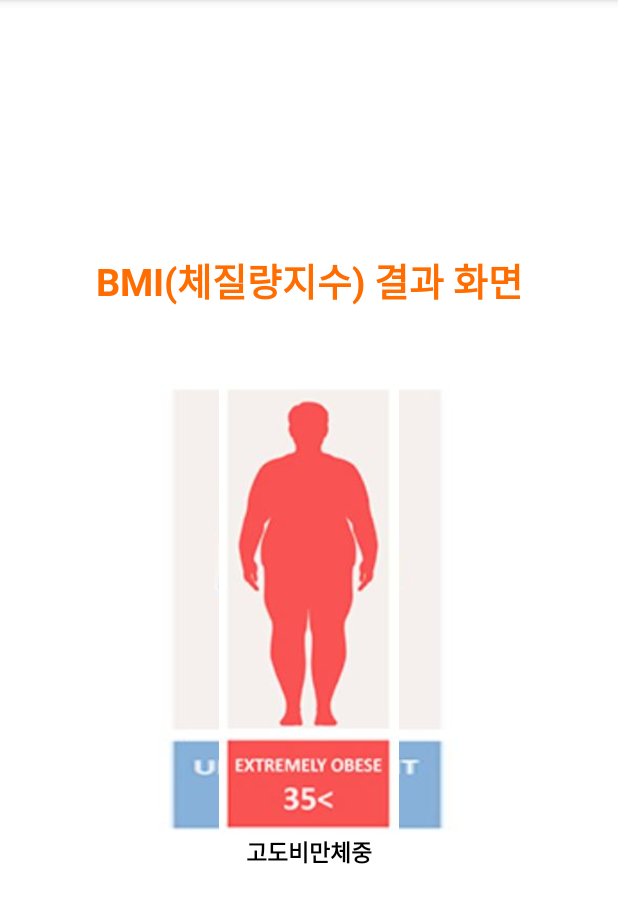
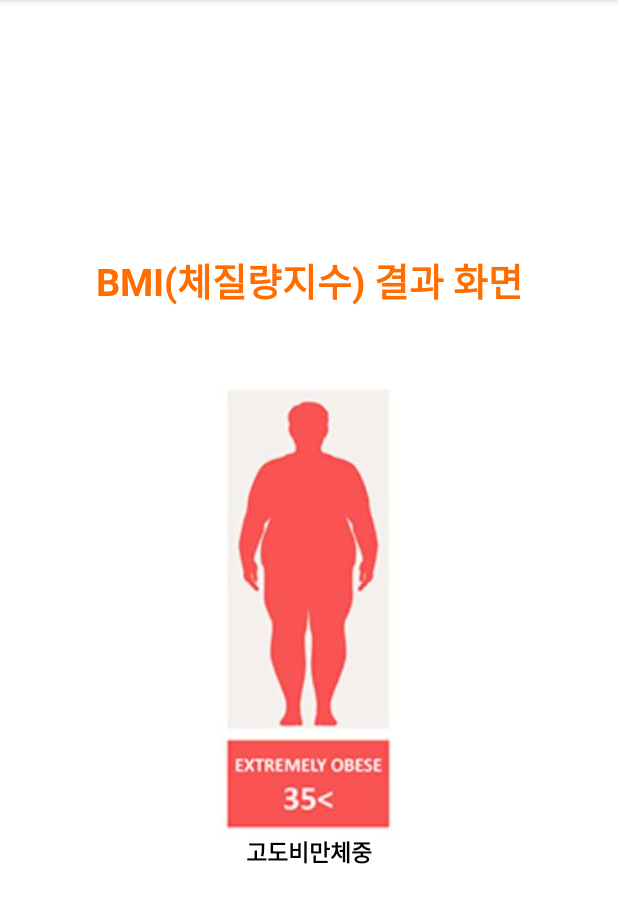
Before and after one commit to song-juyeon/Project_BMI, an Android app: the ResultActivity screen opened directly, with no data from a screen before it, on a phone screen of 412 x 824 dp, the part 84-1007 px from its top. Run offline under Robolectric (Android 15) with nearby library versions, the phone set to English and light mode, and no system bars.

Commit message:
Edit activity_result Commit

```diff
--- a/app/src/main/res/layout/activity_result.xml
+++ b/app/src/main/res/layout/activity_result.xml
@@ -23,7 +23,7 @@
         android:id="@+id/imgv"
         android:layout_width="200dp"
         android:layout_height="300dp"
-        android:background="@drawable/bmi1" />
+         />
     <TextView
         android:id="@+id/text_result1"
         android:layout_width="wrap_content"
```
